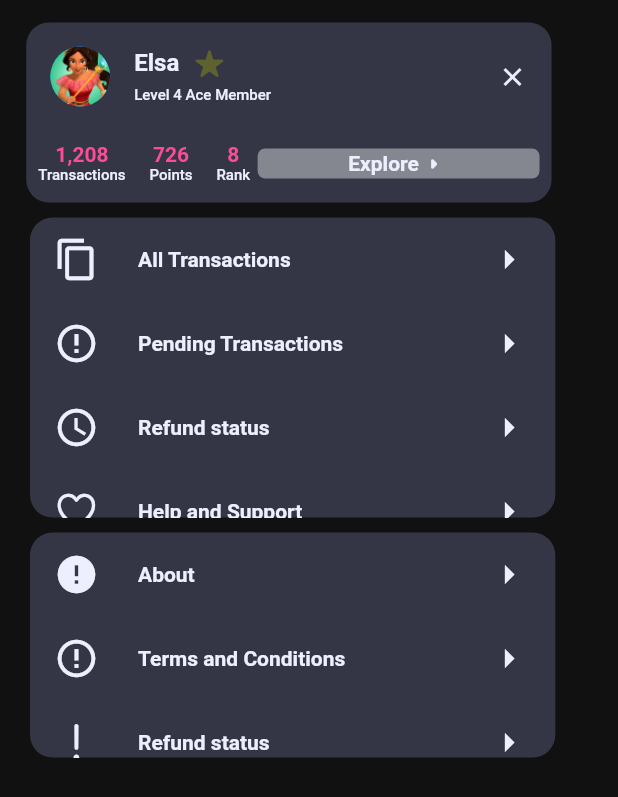
After one commit to SMAmmadAli/Mobile-Payment-App, a Flutter app: the ProfilePage screen opened directly, on a phone screen of 412 x 824 dp. The commit adds this screen. Shown: the top 797 px of the screen. Run offline on Flutter 3.47's test engine with Material 2 defaults, Android fonts, the phone set to English and light mode, and no system bars.

Commit message:
Profile page completed

```diff
--- a/lib/main.dart
+++ b/lib/main.dart
@@ -1,5 +1,4 @@
 import 'package:flutter/material.dart';
-import 'package:mobile_payment_app/page/notification_page.dart';
 import 'package:mobile_payment_app/page/splash_screen.dart';
 
 void main() {
@@ -21,7 +20,7 @@ class MyApp extends StatelessWidget {
         color: Colors.white,
       ))),
       home: const Scaffold(
-        body: NotificationPage(),
+        body: SplashScreen(),
       ),
     );
   }
--- a/lib/page/first_Page.dart
+++ b/lib/page/first_Page.dart
@@ -2,7 +2,9 @@ import 'package:flutter/cupertino.dart';
 import 'package:flutter/material.dart';
 import 'package:mobile_payment_app/page/balance.dart';
 import 'package:mobile_payment_app/page/home_page.dart';
+import 'package:mobile_payment_app/page/notification_page.dart';
 import 'package:mobile_payment_app/page/offer_page.dart';
+import 'package:mobile_payment_app/page/profile_page.dart';
 import 'package:mobile_payment_app/page/reward_page.dart';
 import 'package:mobile_payment_app/utils/color_constant.dart';
 import 'package:mobile_payment_app/utils/texts_constant.dart';
@@ -22,11 +24,15 @@ class FirstPage extends StatelessWidget {
         backgroundColor: MyColors.bgcolor,
         appBar: AppBar(
           backgroundColor: MyColors.bgcolor,
-          leading: const Padding(
-            padding: EdgeInsets.only(left: 10.0),
-            child: CircleAvatar(
+          leading: Padding(
+            padding: const EdgeInsets.only(left: 10.0),
+            child: GestureDetector(
+              onTap: () => Navigator.pushReplacement(context,
+                  MaterialPageRoute(builder: (context) => ProfilePage())),
+              child: const CircleAvatar(
                 radius: 25,
                 backgroundImage: AssetImage('asset/image/p1.png'),
+              ),
             ),
           ),
           title: Padding(
@@ -56,16 +62,19 @@ class FirstPage extends StatelessWidget {
             ),
           ),
           actions: [
-            Container(
-              width: 40,
-              height: 40,
+            GestureDetector(
+              onTap: () => Navigator.pushReplacement(context,
+                  MaterialPageRoute(builder: (context) => NotificationPage())),
+              child: Padding(
+                padding: const EdgeInsets.all(8.0),
                 child: CircleAvatar(
-                radius: 30,
+                  radius: 25,
                   backgroundColor: MyColors.lightBlack,
                   child: Icon(
                     CupertinoIcons.bell,
                     size: 25,
                     color: MyColors.grey,
+                  ),
                 ),
               ),
             ),
--- /dev/null
+++ b/lib/page/profile_page.dart
@@ -0,0 +1,197 @@
+import 'package:flutter/cupertino.dart';
+import 'package:flutter/material.dart';
+import 'package:mobile_payment_app/utils/color_constant.dart';
+import 'package:mobile_payment_app/widgets/Profile_widget/List_tile.dart';
+import 'package:mobile_payment_app/widgets/Profile_widget/column.dart';
+
+class ProfilePage extends StatelessWidget {
+  const ProfilePage({super.key});
+
+  @override
+  Widget build(BuildContext context) {
+    return Scaffold(
+      backgroundColor: MyColors.bgcolor,
+      body: Column(
+        children: [
+          Padding(
+            padding: const EdgeInsets.only(top: 15.0, left: 15.0),
+            child: Container(
+              width: MediaQuery.of(context).size.width * 0.85,
+              height: 120,
+              decoration: BoxDecoration(
+                  color: MyColors.lightBlack,
+                  borderRadius: BorderRadius.circular(15)),
+              child: Column(
+                children: [
+                  ListTile(
+                    leading: const CircleAvatar(
+                      backgroundImage: AssetImage('asset/image/image 1.png'),
+                    ),
+                    title: Wrap(
+                      children: [
+                        Text(
+                          'Elsa',
+                          style: TextStyle(
+                              fontSize: 16,
+                              fontWeight: FontWeight.w600,
+                              color: MyColors.white),
+                        ),
+                        const SizedBox(
+                          width: 10,
+                        ),
+                        Icon(
+                          CupertinoIcons.star_fill,
+                          size: 20,
+                          color: MyColors.yellow,
+                        )
+                      ],
+                    ),
+                    subtitle: Text(
+                      'Level 4 Ace Member',
+                      style: TextStyle(
+                          fontSize: 10,
+                          fontWeight: FontWeight.w500,
+                          color: MyColors.white),
+                    ),
+                    trailing: Icon(
+                      Icons.close,
+                      size: 20,
+                      color: MyColors.white,
+                    ),
+                  ),
+                  Padding(
+                    padding: const EdgeInsets.all(8.0),
+                    child: Row(
+                      mainAxisAlignment: MainAxisAlignment.spaceEvenly,
+                      children: [
+                        const MyProfileColumn(
+                          text1: '1,208',
+                          text2: 'Transactions',
+                        ),
+                        VerticalDivider(
+                          color: MyColors.purple2,
+                        ),
+                        const MyProfileColumn(text1: '726', text2: 'Points'),
+                        VerticalDivider(
+                          color: MyColors.purple2,
+                        ),
+                        const MyProfileColumn(text1: '8', text2: 'Rank'),
+                        const SizedBox(
+                          width: 5,
+                        ),
+                        Expanded(
+                          child: Container(
+                            width: 80,
+                            height: 20,
+                            decoration: BoxDecoration(
+                              color: MyColors.grey,
+                              borderRadius: BorderRadius.circular(5),
+                            ),
+                            child: Row(
+                              mainAxisAlignment: MainAxisAlignment.center,
+                              children: [
+                                Text(
+                                  "Explore",
+                                  style: TextStyle(
+                                      fontSize: 14,
+                                      fontWeight: FontWeight.w600,
+                                      color: MyColors.white),
+                                ),
+                                Icon(
+                                  Icons.arrow_right_rounded,
+                                  color: MyColors.white,
+                                  size: 20,
+                                )
+                              ],
+                            ),
+                          ),
+                        ),
+                      ],
+                    ),
+                  )
+                ],
+              ),
+            ),
+          ),
+          Padding(
+            padding: const EdgeInsets.only(left: 20, top: 10),
+            child: Container(
+              width: MediaQuery.of(context).size.width * 0.85,
+              height: 200,
+              decoration: BoxDecoration(
+                  color: MyColors.lightBlack,
+                  borderRadius: BorderRadius.circular(15)),
+              child: ListView(
+                children: [
+                  ProfileListTile(
+                      icon: Icon(
+                        Icons.copy,
+                        color: MyColors.white,
+                        size: 30,
+                      ),
+                      text: 'All Transactions'),
+                  ProfileListTile(
+                      icon: Icon(
+                        Icons.error_outline,
+                        color: MyColors.white,
+                        size: 30,
+                      ),
+                      text: 'Pending Transactions'),
+                  ProfileListTile(
+                      icon: Icon(
+                        Icons.watch_later_outlined,
+                        color: MyColors.white,
+                        size: 30,
+                      ),
+                      text: 'Refund status'),
+                  ProfileListTile(
+                      icon: Icon(
+                        CupertinoIcons.heart,
+                        color: MyColors.white,
+                        size: 30,
+                      ),
+                      text: 'Help and Support')
+                ],
+              ),
+            ),
+          ),
+          Padding(
+            padding: const EdgeInsets.only(left: 20, top: 10),
+            child: Container(
+              width: MediaQuery.of(context).size.width * 0.85,
+              height: 150,
+              decoration: BoxDecoration(
+                  color: MyColors.lightBlack,
+                  borderRadius: BorderRadius.circular(15)),
+              child: ListView(
+                children: [
+                  ProfileListTile(
+                      icon: Icon(
+                        Icons.error,
+                        color: MyColors.white,
+                        size: 30,
+                      ),
+                      text: 'About'),
+                  ProfileListTile(
+                      icon: Icon(
+                        Icons.error_outline,
+                        color: MyColors.white,
+                        size: 30,
+                      ),
+                      text: 'Terms and Conditions'),
+                  ProfileListTile(
+                      icon: Icon(
+                        CupertinoIcons.exclamationmark,
+                        color: MyColors.white,
+                        size: 30,
+                      ),
+                      text: 'Refund status'),
+                ],
+              ),
+            ),
+          )
+        ],
+      ),
+    );
+  }
+}
--- /dev/null
+++ b/lib/widgets/Profile_widget/List_tile.dart
@@ -0,0 +1,26 @@
+import 'package:flutter/material.dart';
+
+import '../../utils/color_constant.dart';
+
+class ProfileListTile extends StatelessWidget {
+  final Icon icon;
+  final String text;
+  const ProfileListTile({super.key, required this.icon, required this.text});
+
+  @override
+  Widget build(BuildContext context) {
+    return ListTile(
+      leading: icon,
+      title: Text(
+        text,
+        style: TextStyle(
+            fontSize: 14, fontWeight: FontWeight.w600, color: MyColors.white),
+      ),
+      trailing: Icon(
+        Icons.arrow_right_outlined,
+        color: MyColors.white,
+        size: 30,
+      ),
+    );
+  }
+}
--- /dev/null
+++ b/lib/widgets/Profile_widget/column.dart
@@ -0,0 +1,27 @@
+import 'package:flutter/material.dart';
+
+import '../../utils/color_constant.dart';
+
+class MyProfileColumn extends StatelessWidget {
+  final String text1;
+  final String text2;
+  const MyProfileColumn({super.key, required this.text1, required this.text2});
+
+  @override
+  Widget build(BuildContext context) {
+    return Column(
+      children: [
+        Text(
+          text1,
+          style: TextStyle(
+              fontSize: 14, fontWeight: FontWeight.w600, color: MyColors.pink),
+        ),
+        Text(
+          text2,
+          style: TextStyle(
+              fontSize: 10, fontWeight: FontWeight.w500, color: MyColors.white),
+        )
+      ],
+    );
+  }
+}
```
Lines whose indentation alone changed are shown as unchanged.
